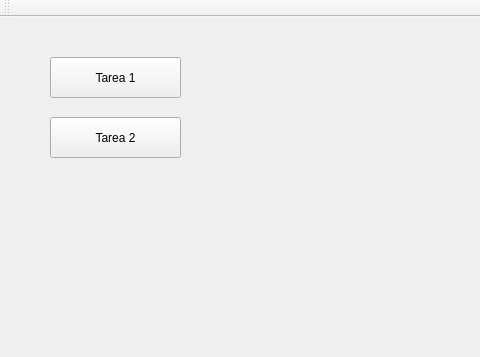
Before: the Qt Designer form mainwindow.ui in chus55/TareasParcial1, drawn with Qt 5; both pictures show x 0 to 480 and y 0 to 357 of the 876 by 560 pixel window.
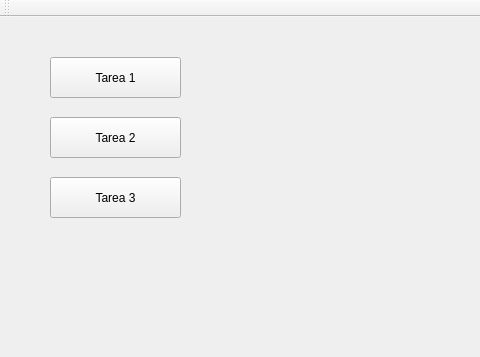
After: the same form once the commit is applied.

```diff
--- a/mainwindow.ui
+++ b/mainwindow.ui
@@ -40,6 +40,19 @@
      <string>Tarea 2</string>
     </property>
    </widget>
+   <widget class="QPushButton" name="T3">
+    <property name="geometry">
+     <rect>
+      <x>50</x>
+      <y>160</y>
+      <width>131</width>
+      <height>41</height>
+     </rect>
+    </property>
+    <property name="text">
+     <string>Tarea 3</string>
+    </property>
+   </widget>
   </widget>
   <widget class="QMenuBar" name="menuBar">
    <property name="geometry">
```
